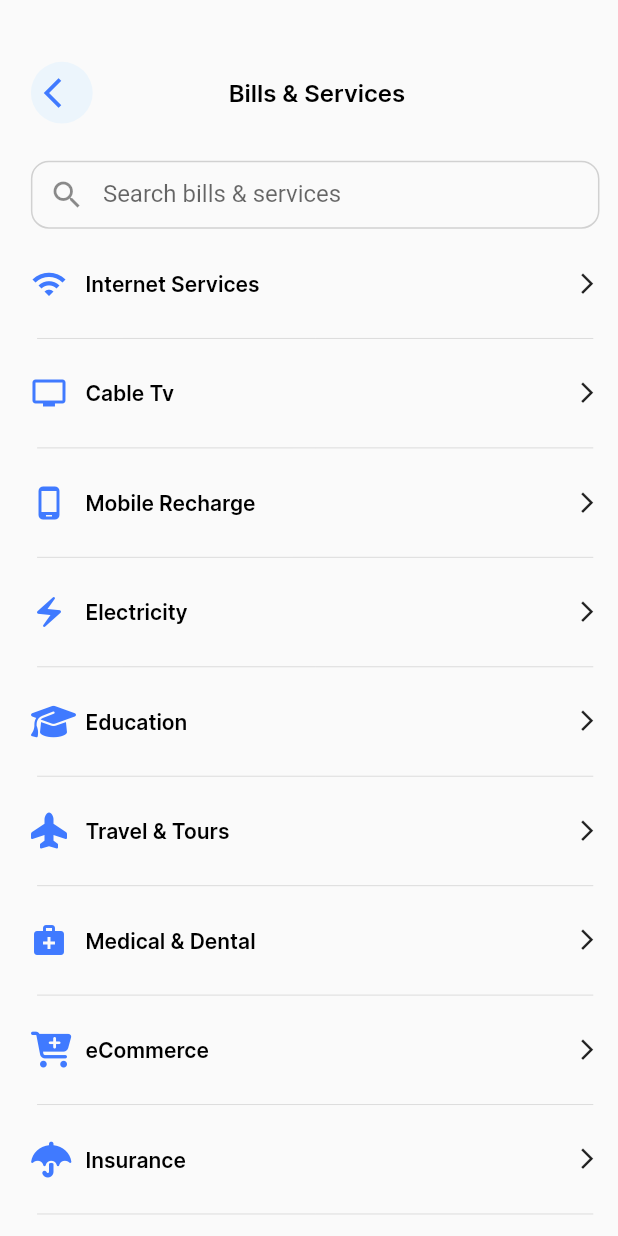
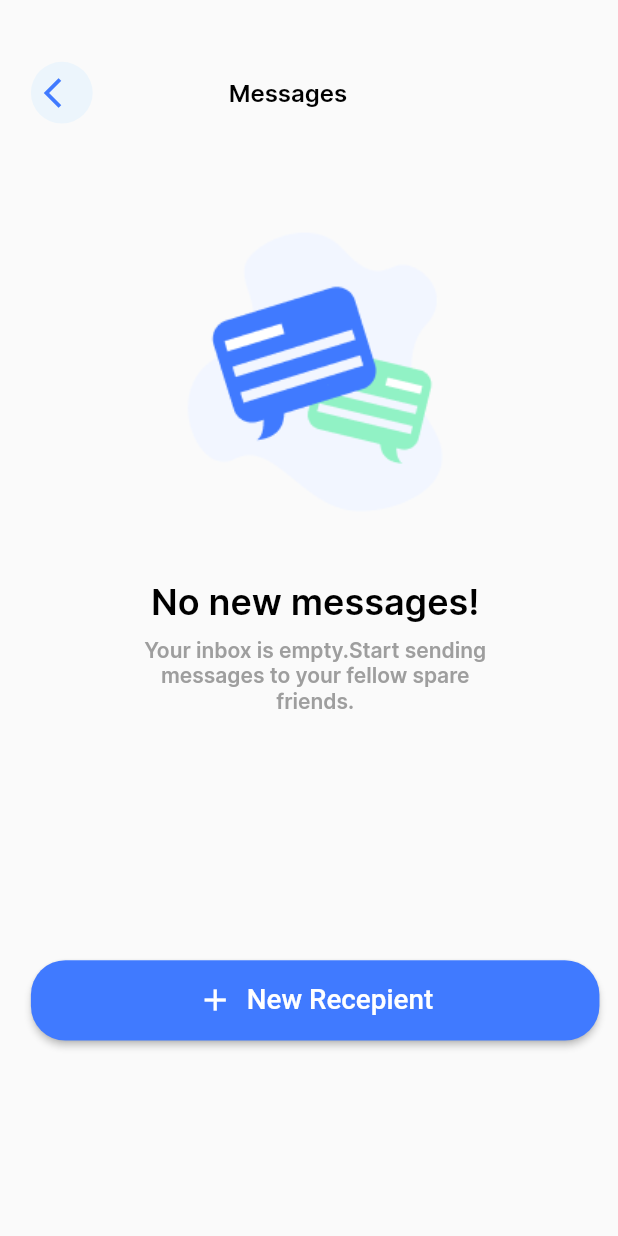
Before and after one commit to mostafa1255/Payment_App, a Flutter app: the screen it shows after launch, on a phone screen of 412 x 824 dp. Run offline on Flutter 3.47's test engine with Material 2 defaults, Android fonts, the phone set to English and light mode, and no system bars; our stand-ins replace animated_splash_screen, bloc, csc_picker, curved_navigation_bar, dio, firebase_auth and 10 more; missing offline and left inert: bottom_bar_with_sheet, numpad_layout; accounts and stored records are empty.

Commit message:
message screen done

```diff
--- a/lib/App/Presentation/View/Screens/Bills & Services/widgets/BillsServicesScreenBody.dart
+++ b/lib/App/Presentation/View/Screens/Bills & Services/widgets/BillsServicesScreenBody.dart
@@ -1,12 +1,9 @@
-// ignore_for_file: prefer_const_constructors
-
 import 'package:flutter/material.dart';
 import 'package:font_awesome_flutter/font_awesome_flutter.dart';
 import 'package:payment_app/App/Presentation/View/Widgets/customBackIcon.dart';
 import 'package:payment_app/App/Presentation/View/Widgets/customSearchTextField.dart';
 import 'package:payment_app/App/Styles/colors.dart';
 import 'package:payment_app/App/Styles/text_Style.dart';
-
 import 'customBillServiceRows.dart';
 
 class BillsServicesScreenBody extends StatelessWidget {
--- /dev/null
+++ b/lib/App/Presentation/View/Screens/Messages/Message_Screen.dart
@@ -0,0 +1,11 @@
+import 'package:flutter/material.dart';
+import 'package:payment_app/App/Presentation/View/Screens/Messages/widgets/messageScreenBody.dart';
+
+class messageScreen extends StatelessWidget {
+  const messageScreen({super.key});
+
+  @override
+  Widget build(BuildContext context) {
+    return const Scaffold(body: messageScreenBody());
+  }
+}
--- /dev/null
+++ b/lib/App/Presentation/View/Screens/Messages/widgets/messageScreenBody.dart
@@ -0,0 +1,70 @@
+import 'package:flutter/material.dart';
+import 'package:payment_app/App/Styles/Assets.dart';
+import 'package:payment_app/App/Styles/colors.dart';
+import 'package:payment_app/App/Styles/text_Style.dart';
+import '../../../Widgets/customBackIcon.dart';
+import '../../../Widgets/customMainButton.dart';
+
+class messageScreenBody extends StatelessWidget {
+  const messageScreenBody({super.key});
+
+  @override
+  Widget build(BuildContext context) {
+    Size device = MediaQuery.sizeOf(context);
+    return Padding(
+      padding: EdgeInsets.only(
+          top: device.height * 0.05,
+          left: device.width * 0.05,
+          right: device.width * 0.03),
+      child: SingleChildScrollView(
+        child: Column(
+          children: [
+            Row(
+              children: [
+                customBackIcon(
+                    device: device,
+                    iconData: Icons.arrow_back_ios,
+                    color: const Color(colors.kPrimaryColor)),
+                SizedBox(
+                  width: device.width * 0.22,
+                ),
+                const Text(
+                  "Messages",
+                  style: textstyle.textstyle16,
+                ),
+              ],
+            ),
+            SizedBox(
+              height: device.height * 0.03,
+            ),
+            Image.asset(Aseets.message),
+            const Text(
+              "No new messages!",
+              style: textstyle.textstyle24,
+            ),
+            SizedBox(
+              height: device.height * 0.01,
+            ),
+            Padding(
+              padding: EdgeInsets.symmetric(horizontal: device.width * 0.16),
+              child: const Text(
+                "Your inbox is empty.Start sending messages to your fellow spare friends.",
+                style: textstyle.textstyle14,
+                textAlign: TextAlign.center,
+              ),
+            ),
+            SizedBox(
+              height: device.height * 0.2,
+            ),
+            customMainButton(
+              addicon: true,
+              device: device,
+              txt: "New Recepient",
+              onPressed: () {},
+            )
+          ],
+        ),
+      ),
+    );
+  }
+}
--- a/lib/App/Styles/Assets.dart
+++ b/lib/App/Styles/Assets.dart
@@ -18,4 +18,6 @@ class Aseets {
   static const dollar = "assets/Icons/Group5.png";
   static const requestpayment = "assets/Icons/Group6.png";
   static const wallet = "assets/Icons/Group7.png";
+    static const message = "assets/images/Messages 03.png";
+
 }
--- a/lib/main.dart
+++ b/lib/main.dart
@@ -4,6 +4,7 @@ import 'package:firebase_core/firebase_core.dart';
 import 'package:flutter/material.dart';
 import 'package:get/get.dart';
 import 'package:payment_app/App/Presentation/View/Screens/Bills%20&%20Services/Bills_Services.dart';
+import 'package:payment_app/App/Presentation/View/Screens/Messages/Message_Screen.dart';
 import 'package:payment_app/App/Presentation/View/Screens/Transfer%20succesful/Transfer_succesful.dart';
 import 'firebase_options.dart';
 
@@ -22,6 +23,6 @@ class MyApp extends StatelessWidget {
   @override
   Widget build(BuildContext context) {
     return GetMaterialApp(
-        debugShowCheckedModeBanner: false, home: BillsServicesScreen());
+        debugShowCheckedModeBanner: false, home: messageScreen());
   }
 }
```
Also changed, not shown: assets/images/Messages 03.png (added).
